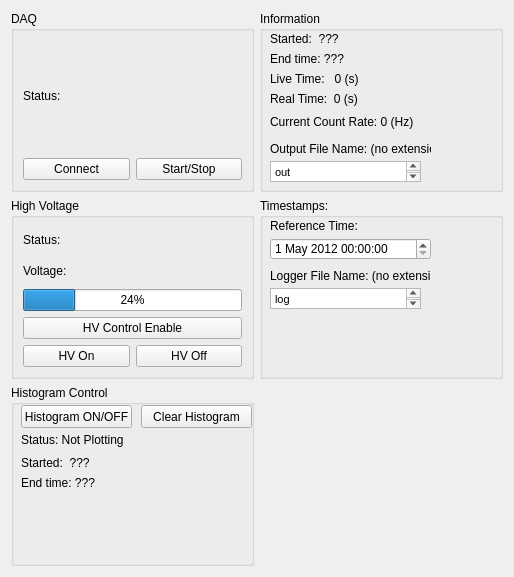
This is examples/LynxDAQ/src/DAQControlWidget.ui in benyee/grif as Qt 5 draws it before an edit. The edited form follows.
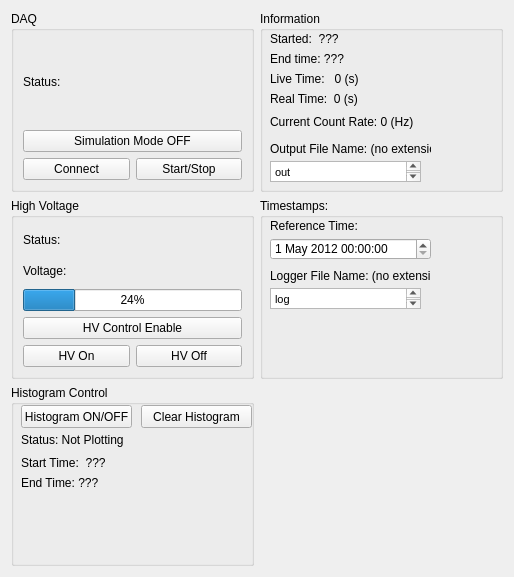
This is the edited form.

Commit message: Connecting to simulation mode currently not working...

Diff of the .ui file:
```diff
--- a/examples/LynxDAQ/src/DAQControlWidget.ui
+++ b/examples/LynxDAQ/src/DAQControlWidget.ui
@@ -104,6 +104,13 @@
         </property>
        </widget>
       </item>
+      <item row="1" column="0" colspan="2">
+       <widget class="QPushButton" name="simToggle">
+        <property name="text">
+         <string>Simulation Mode OFF</string>
+        </property>
+       </widget>
+      </item>
      </layout>
     </widget>
    </item>
@@ -332,7 +339,7 @@
        </rect>
       </property>
       <property name="text">
-       <string>Started:  ???</string>
+       <string>Start Time:  ???</string>
       </property>
      </widget>
      <widget class="QLabel" name="histEnd">
@@ -345,7 +352,7 @@
        </rect>
       </property>
       <property name="text">
-       <string>End time: ???</string>
+       <string>End Time: ???</string>
       </property>
      </widget>
      <widget class="QPushButton" name="histClear">
```
Left out of the diff: 4 changed lines with no effect on the pictures. The commit also changes 4 other files.
